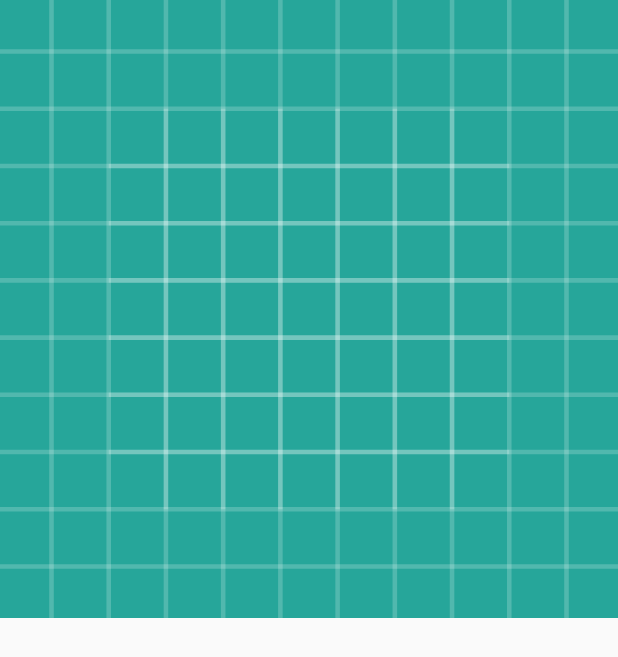
After one commit to 1Mihail/PopularMovies, an Android app: the layout movie_list_item.xml on its own in the app's theme, with its tools: preview values and no code run, on a phone screen of 412 x 824 dp. The commit adds this screen. Shown: the top 657 px of the screen. Run offline under Robolectric (Android 15) with nearby library versions, the phone set to English and light mode, and no system bars.

Commit message:
implemented RecyclerView

```diff
--- a/app/build.gradle
+++ b/app/build.gradle
@@ -25,4 +25,8 @@ dependencies {
     testImplementation 'junit:junit:4.12'
     androidTestImplementation 'com.android.support.test:runner:1.0.1'
     androidTestImplementation 'com.android.support.test.espresso:espresso-core:3.0.1'
+    implementation 'com.android.support:recyclerview-v7:26.1.0'
+    implementation 'com.squareup.picasso:picasso:2.5.2'
+    compile 'com.jakewharton:butterknife:8.8.1'
+    annotationProcessor 'com.jakewharton:butterknife-compiler:8.8.1'
 }
--- a/app/src/main/AndroidManifest.xml
+++ b/app/src/main/AndroidManifest.xml
@@ -1,7 +1,7 @@
 <?xml version="1.0" encoding="utf-8"?>
 <manifest xmlns:android="http://schemas.android.com/apk/res/android"
     package="mihailproductions.com.popularmovies">
-
+    <uses-permission android:name="android.permission.INTERNET" />
     <application
         android:allowBackup="true"
         android:icon="@mipmap/ic_launcher"
--- /dev/null
+++ b/app/src/main/res/layout/movie_list_item.xml
@@ -0,0 +1,11 @@
+<?xml version="1.0" encoding="utf-8"?>
+<LinearLayout xmlns:android="http://schemas.android.com/apk/res/android"
+    android:layout_width="match_parent"
+    android:layout_height="match_parent"
+    xmlns:tools="http://schemas.android.com/tools">
+<ImageView
+    tools:src="@drawable/ic_launcher_background"
+    android:id="@+id/movie_list_poster"
+    style="@style/movie_list_item_style" />
+
+</LinearLayout>
--- a/app/src/main/res/values/colors.xml
+++ b/app/src/main/res/values/colors.xml
@@ -1,6 +1,6 @@
 <?xml version="1.0" encoding="utf-8"?>
 <resources>
-    <color name="colorPrimary">#3F51B5</color>
-    <color name="colorPrimaryDark">#303F9F</color>
-    <color name="colorAccent">#FF4081</color>
+    <color name="colorPrimary">#424242</color>
+    <color name="colorPrimaryDark">#212121</color>
+    <color name="colorAccent">#616161</color>
 </resources>
--- a/app/src/main/res/values/styles.xml
+++ b/app/src/main/res/values/styles.xml
@@ -7,5 +7,9 @@
         <item name="colorPrimaryDark">@color/colorPrimaryDark</item>
         <item name="colorAccent">@color/colorAccent</item>
     </style>
-
+    <style name="movie_list_item_style">
+        <item name="android:layout_width">match_parent</item>
+        <item name="android:layout_height">wrap_content</item>
+        <item name="android:adjustViewBounds">true</item>
+    </style>
 </resources>
```
Also changed, not shown: app/src/main/java/mihailproductions/com/popularmovies/Adapter/MovieListAdapter.java (added, +63 -0 lines), app/src/main/java/mihailproductions/com/popularmovies/MainActivity.java (+14 -1 lines), app/src/main/res/layout/activity_main.xml (+8 -11 lines), 1 other file.
